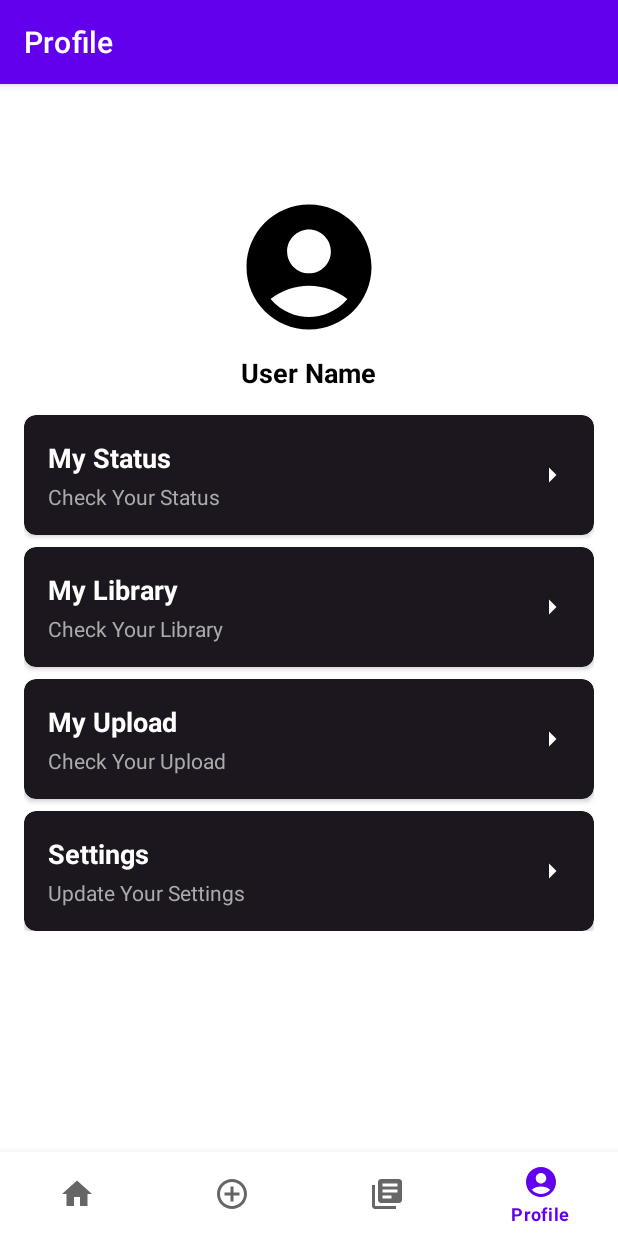
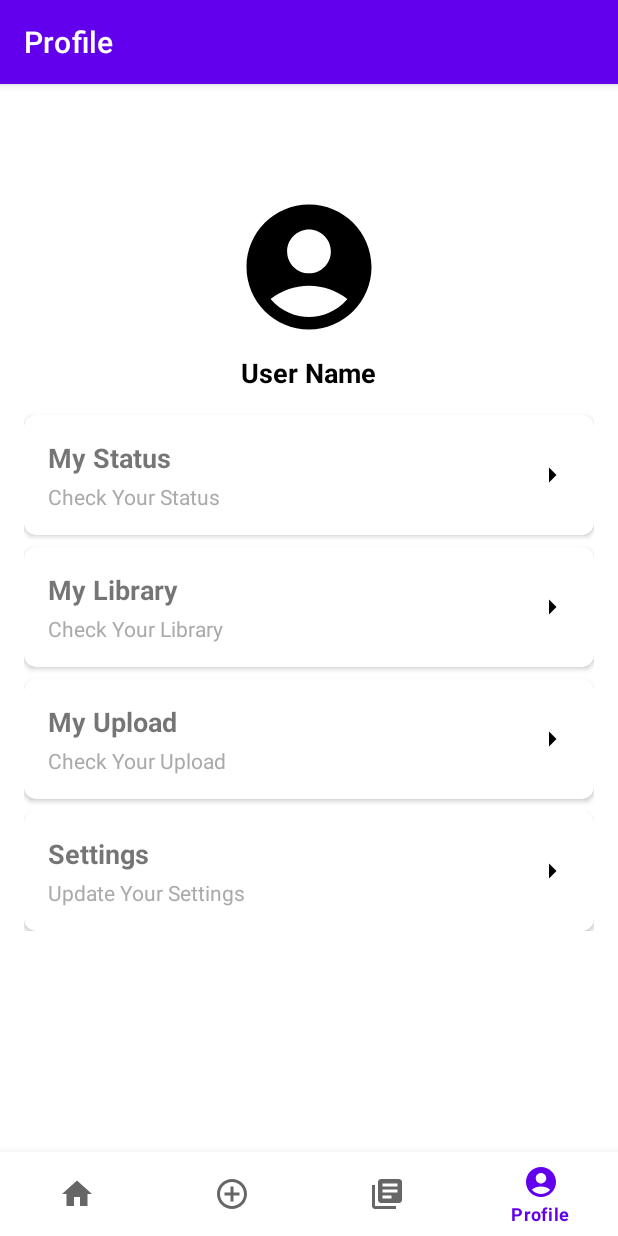
Before and after one commit to FaishalFaruq02/CapstoneProject, an Android app: the ProfileFragment screen opened through its navigation route, on a phone screen of 412 x 824 dp. Run offline under Robolectric (Android 15) with nearby library versions, the phone set to English and light mode, and no system bars; our stand-ins replace CircleImageView, navigation-ui.

Commit message:
update home

```diff
--- a/app/build.gradle.kts
+++ b/app/build.gradle.kts
@@ -52,9 +52,15 @@ dependencies {
     testImplementation(libs.junit)
     androidTestImplementation(libs.androidx.junit)
     androidTestImplementation(libs.androidx.espresso.core)
+
+    // library tambahan
     val cameraxVersion = "1.3.0"
     implementation(libs.androidx.camera.camera2.v130)
     implementation(libs.androidx.camera.lifecycle.v130)
     implementation(libs.androidx.camera.view.v130)
     implementation (libs.circleimageview)
+    implementation (libs.retrofit)
+    implementation (libs.converter.gson)
+    implementation (libs.glide)
+    implementation (libs.androidx.recyclerview)
 }
--- a/app/src/main/AndroidManifest.xml
+++ b/app/src/main/AndroidManifest.xml
@@ -2,8 +2,8 @@
 <manifest xmlns:android="http://schemas.android.com/apk/res/android"
     xmlns:tools="http://schemas.android.com/tools">
 
+    <uses-permission android:name="android.permission.INTERNET" />
     <uses-feature android:name="android.hardware.camera" />
-
     <uses-permission android:name="android.permission.CAMERA" />
     <uses-permission
         android:name="android.permission.WRITE_EXTERNAL_STORAGE"
--- /dev/null
+++ b/app/src/main/java/com/example/capstoneproject/data/api/ApiConfig.kt
@@ -0,0 +1,16 @@
+package com.example.capstoneproject.data.api
+
+import retrofit2.Retrofit
+import retrofit2.converter.gson.GsonConverterFactory
+
+object ApiConfig {
+    private const val BASE_URL = "https://my-recommender-books-app-service-88497223483.asia-southeast2.run.app"
+
+    fun getApiService(): ApiService {
+        val retrofit = Retrofit.Builder()
+            .baseUrl(BASE_URL)
+            .addConverterFactory(GsonConverterFactory.create())
+            .build()
+        return retrofit.create(ApiService::class.java)
+    }
+}
--- /dev/null
+++ b/app/src/main/java/com/example/capstoneproject/data/api/ApiService.kt
@@ -0,0 +1,10 @@
+package com.example.capstoneproject.data.api
+
+import com.example.capstoneproject.ui.home.BookResponse
+import retrofit2.http.GET
+import retrofit2.Call
+
+interface ApiService {
+    @GET("get_buku")
+    fun getBooks(): Call<BookResponse>
+}
--- a/app/src/main/java/com/example/capstoneproject/ui/home/HomeFragment.kt
+++ b/app/src/main/java/com/example/capstoneproject/ui/home/HomeFragment.kt
@@ -4,35 +4,66 @@ import android.os.Bundle
 import android.view.LayoutInflater
 import android.view.View
 import android.view.ViewGroup
-import android.widget.TextView
+import android.widget.Toast
 import androidx.fragment.app.Fragment
 import androidx.lifecycle.ViewModelProvider
+import androidx.recyclerview.widget.LinearLayoutManager
 import com.example.capstoneproject.databinding.FragmentHomeBinding
 
 class HomeFragment : Fragment() {
 
     private var _binding: FragmentHomeBinding? = null
-
-    // This property is only valid between onCreateView and
-    // onDestroyView.
     private val binding get() = _binding!!
+    private lateinit var viewModel: HomeViewModel
+    private lateinit var adapter: BookAdapter
 
     override fun onCreateView(
-        inflater: LayoutInflater,
-        container: ViewGroup?,
-        savedInstanceState: Bundle?
+        inflater: LayoutInflater, container: ViewGroup?, savedInstanceState: Bundle?
     ): View {
-        val homeViewModel =
-            ViewModelProvider(this).get(HomeViewModel::class.java)
+        _binding = FragmentHomeBinding.inflate(inflater, container, false)
+        return binding.root
+    }
 
-        _binding = FragmentHomeBinding.inflate(inflater, container, false)
-        val root: View = binding.root
+    override fun onViewCreated(view: View, savedInstanceState: Bundle?) {
+        super.onViewCreated(view, savedInstanceState)
 
-        val textView: TextView = binding.textHome
-        homeViewModel.text.observe(viewLifecycleOwner) {
-            textView.text = it
+        // Inisialisasi ViewModel
+        viewModel = ViewModelProvider(this)[HomeViewModel::class.java]
+
+        // Setup RecyclerView dan Adapter
+        setupRecyclerView()
+
+        // Observe LiveData dari ViewModel
+        observeViewModel()
+
+        // Ambil data buku
+        viewModel.fetchBooks()
+    }
+
+    private fun setupRecyclerView() {
+        adapter = BookAdapter(emptyList())
+        binding.rvBooks.layoutManager = LinearLayoutManager(requireContext())
+        binding.rvBooks.adapter = adapter
+    }
+
+    private fun observeViewModel() {
+        viewModel.books.observe(viewLifecycleOwner) { books ->
+            if (books.isNotEmpty()) {
+                adapter.submitList(books)
+            } else {
+                Toast.makeText(requireContext(), "No books available", Toast.LENGTH_SHORT).show()
+            }
         }
-        return root
+
+        viewModel.isLoading.observe(viewLifecycleOwner) { isLoading ->
+            binding.progressBar.visibility = if (isLoading) View.VISIBLE else View.GONE
+        }
+
+        viewModel.errorMessage.observe(viewLifecycleOwner) { errorMessage ->
+            if (!errorMessage.isNullOrEmpty()) {
+                Toast.makeText(requireContext(), errorMessage, Toast.LENGTH_SHORT).show()
+            }
+        }
     }
 
     override fun onDestroyView() {
--- a/app/src/main/java/com/example/capstoneproject/ui/home/HomeViewModel.kt
+++ b/app/src/main/java/com/example/capstoneproject/ui/home/HomeViewModel.kt
@@ -3,11 +3,39 @@ package com.example.capstoneproject.ui.home
 import androidx.lifecycle.LiveData
 import androidx.lifecycle.MutableLiveData
 import androidx.lifecycle.ViewModel
+import com.example.capstoneproject.data.api.ApiConfig
+import retrofit2.Call
+import retrofit2.Callback
+import retrofit2.Response
 
 class HomeViewModel : ViewModel() {
 
-    private val _text = MutableLiveData<String>().apply {
-        value = "This is home Fragment"
+    private val _books = MutableLiveData<List<DataItem>>()
+    val books: LiveData<List<DataItem>> get() = _books
+
+    private val _isLoading = MutableLiveData<Boolean>()
+    val isLoading: LiveData<Boolean> get() = _isLoading
+
+    private val _errorMessage = MutableLiveData<String?>()
+    val errorMessage: LiveData<String?> get() = _errorMessage
+
+    fun fetchBooks() {
+        _isLoading.postValue(true)
+        val client = ApiConfig.getApiService().getBooks()
+        client.enqueue(object : Callback<BookResponse> {
+            override fun onResponse(call: Call<BookResponse>, response: Response<BookResponse>) {
+                _isLoading.postValue(false)
+                if (response.isSuccessful) {
+                    _books.postValue(response.body()?.data ?: emptyList())
+                } else {
+                    _errorMessage.postValue("Failed to load books: ${response.message()}")
+                }
+            }
+
+            override fun onFailure(call: Call<BookResponse>, t: Throwable) {
+                _isLoading.postValue(false)
+                _errorMessage.postValue("Error: ${t.message}")
+            }
+        })
     }
-    val text: LiveData<String> = _text
 }
--- a/app/src/main/res/layout/fragment_profile.xml
+++ b/app/src/main/res/layout/fragment_profile.xml
@@ -47,7 +47,6 @@
             android:layout_height="wrap_content"
             android:layout_marginBottom="8dp"
             android:elevation="4dp"
-            app:cardBackgroundColor="@color/primary"
             app:cardCornerRadius="8dp">
 
             <RelativeLayout
@@ -60,7 +59,6 @@
                     android:layout_width="wrap_content"
                     android:layout_height="wrap_content"
                     android:text="@string/My_Status"
-                    android:textColor="@android:color/white"
                     android:textSize="18sp"
                     android:textStyle="bold" />
 
@@ -80,8 +78,7 @@
                     android:layout_height="wrap_content"
                     android:layout_alignParentEnd="true"
                     android:layout_centerVertical="true"
-                    android:src="@drawable/baseline_arrow_right_24"
-                    app:tint="@android:color/white" />
+                    android:src="@drawable/baseline_arrow_right_24"/>
             </RelativeLayout>
         </androidx.cardview.widget.CardView>
 
@@ -92,7 +89,6 @@
             android:layout_height="wrap_content"
             android:layout_marginBottom="8dp"
             android:elevation="4dp"
-            app:cardBackgroundColor="@color/primary"
             app:cardCornerRadius="8dp">
 
             <RelativeLayout
@@ -105,7 +101,6 @@
                     android:layout_width="wrap_content"
                     android:layout_height="wrap_content"
                     android:text="@string/My_Library"
-                    android:textColor="@android:color/white"
                     android:textSize="18sp"
                     android:textStyle="bold" />
 
@@ -125,8 +120,7 @@
                     android:layout_height="wrap_content"
                     android:layout_alignParentEnd="true"
                     android:layout_centerVertical="true"
-                    android:src="@drawable/baseline_arrow_right_24"
-                    app:tint="@android:color/white" />
+                    android:src="@drawable/baseline_arrow_right_24"/>
             </RelativeLayout>
         </androidx.cardview.widget.CardView>
 
@@ -137,7 +131,6 @@
             android:layout_height="wrap_content"
             android:layout_marginBottom="8dp"
             android:elevation="4dp"
-            app:cardBackgroundColor="@color/primary"
             app:cardCornerRadius="8dp">
 
             <RelativeLayout
@@ -150,7 +143,6 @@
                     android:layout_width="wrap_content"
                     android:layout_height="wrap_content"
                     android:text="@string/My_Upload"
-                    android:textColor="@android:color/white"
                     android:textSize="18sp"
                     android:textStyle="bold" />
 
@@ -170,8 +162,7 @@
                     android:layout_height="wrap_content"
                     android:layout_alignParentEnd="true"
                     android:layout_centerVertical="true"
-                    android:src="@drawable/baseline_arrow_right_24"
-                    app:tint="@android:color/white" />
+                    android:src="@drawable/baseline_arrow_right_24"/>
             </RelativeLayout>
         </androidx.cardview.widget.CardView>
 
@@ -181,7 +172,6 @@
             android:layout_width="match_parent"
             android:layout_height="wrap_content"
             android:elevation="4dp"
-            app:cardBackgroundColor="@color/primary"
             app:cardCornerRadius="8dp">
 
             <RelativeLayout
@@ -194,7 +184,6 @@
                     android:layout_width="wrap_content"
                     android:layout_height="wrap_content"
                     android:text="@string/Settings"
-                    android:textColor="@android:color/white"
                     android:textSize="18sp"
                     android:textStyle="bold" />
 
@@ -214,8 +203,7 @@
                     android:layout_height="wrap_content"
                     android:layout_alignParentEnd="true"
                     android:layout_centerVertical="true"
-                    android:src="@drawable/baseline_arrow_right_24"
-                    app:tint="@android:color/white" />
+                    android:src="@drawable/baseline_arrow_right_24"/>
             </RelativeLayout>
         </androidx.cardview.widget.CardView>
 
```
Also changed, not shown: app/src/main/java/com/example/capstoneproject/ui/home/BookAdapter.kt (added, +45 -0 lines), app/src/main/java/com/example/capstoneproject/ui/home/BookResponse.kt (added, +36 -0 lines), app/src/main/res/layout/fragment_home.xml (+12 -9 lines), app/src/main/res/layout/fragment_upload.xml (+2 -8 lines), app/src/main/res/layout/item_book.xml (added, +68 -0 lines), gradle/libs.versions.toml (+11 -0 lines).
